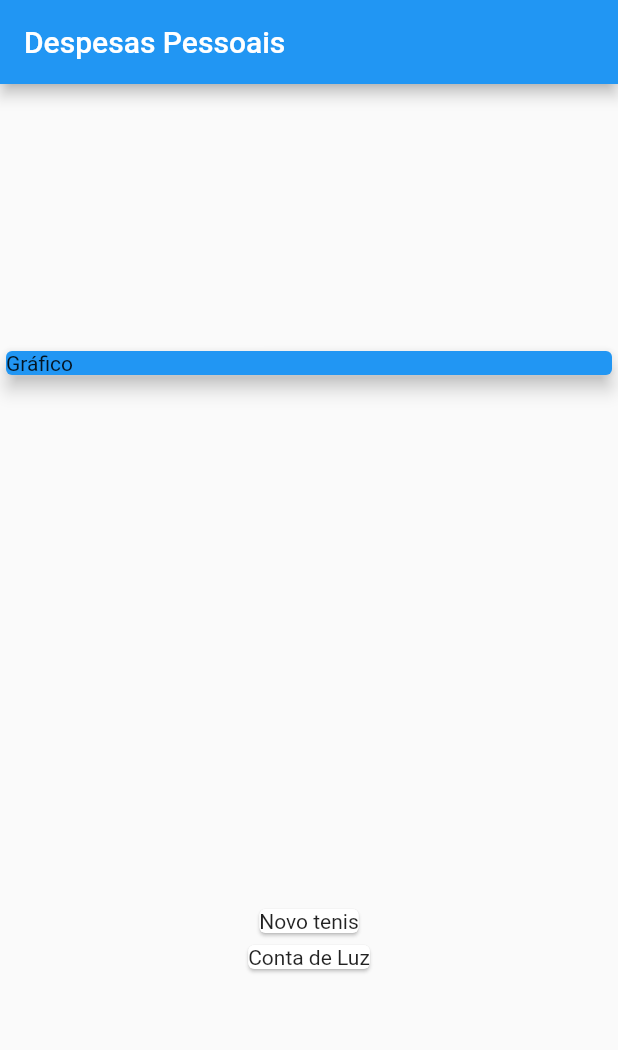
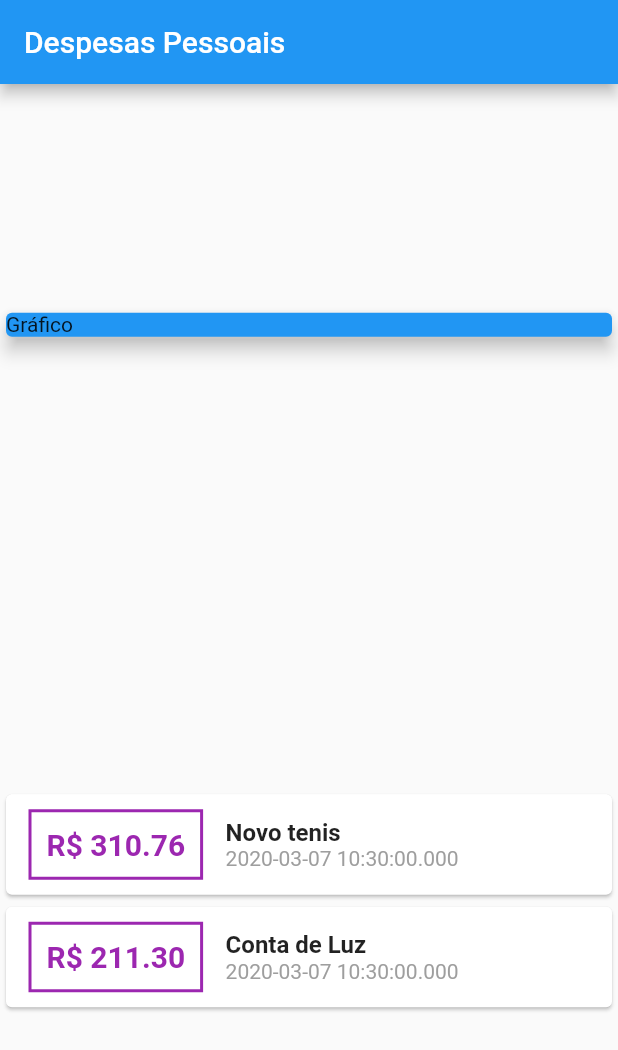
Before and after one commit to davihoffmann/expenses, a Flutter app: the screen it shows after launch, on a phone screen of 412 x 824 dp. Shown: the top 1050 px of the screen. Run offline on Flutter 3.47's test engine with Material 2 defaults, Android fonts, the phone set to English and light mode, and no system bars.

Commit message:
ajustes de estilo

```diff
--- a/lib/main.dart
+++ b/lib/main.dart
@@ -38,7 +38,49 @@ class MyHomePage extends StatelessWidget {
           Column(
             children: _transaction.map((tr) {
               return Card(
-                child: Text(tr.title),
+                child: Row(
+                  children: <Widget>[
+                    Container(
+                      margin: EdgeInsets.symmetric(
+                        horizontal: 15,
+                        vertical: 10
+                      ),
+                      decoration: BoxDecoration(
+                        border: Border.all(
+                          color: Colors.purple,
+                          width: 2
+                        )
+                      ),
+                      padding: EdgeInsets.all(10),
+                      child: Text(
+                        'R\$ ${tr.value.toStringAsFixed(2)}',
+                        style: TextStyle(
+                          fontWeight: FontWeight.bold,
+                          fontSize: 20,
+                          color: Colors.purple
+                        ),
+                      ),
+                    ),
+                    Column(
+                      crossAxisAlignment: CrossAxisAlignment.start,
+                      children: <Widget>[
+                        Text(
+                          tr.title,
+                          style: TextStyle(
+                            fontWeight: FontWeight.bold,
+                            fontSize: 16
+                          ),
+                        ),
+                        Text(
+                          tr.date.toString(),
+                          style: TextStyle(
+                            color: Colors.grey
+                          ),
+                        )
+                      ],
+                    )
+                  ],
+                ),
               );
             }).toList(),
           )
```
